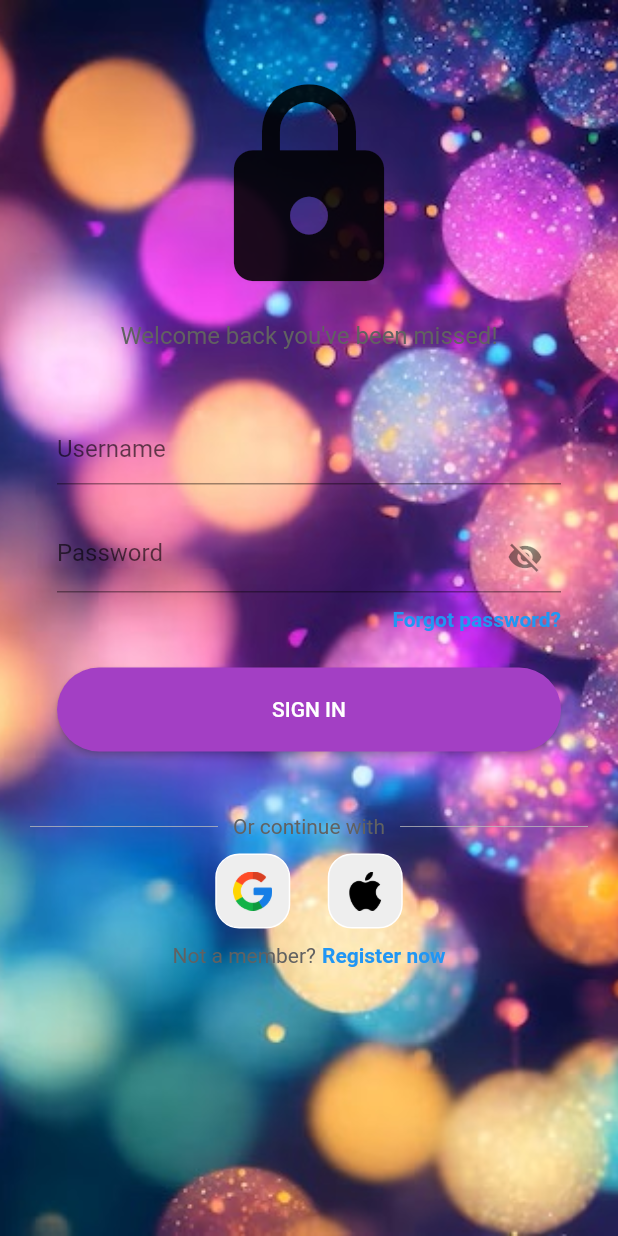
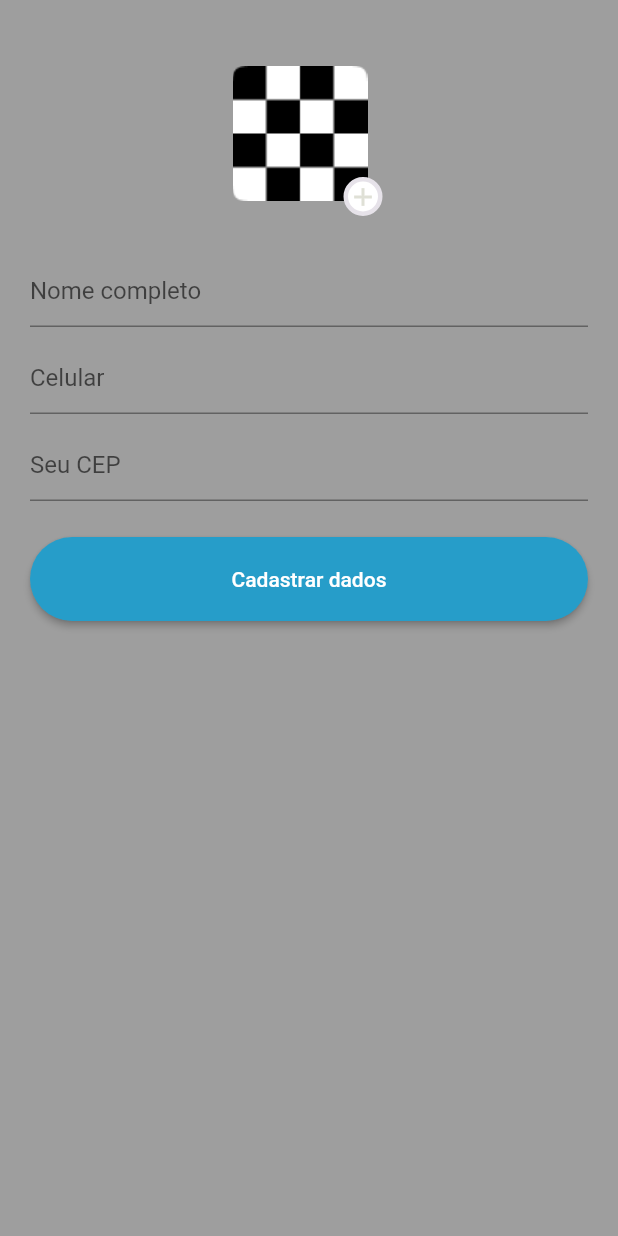
Before and after one commit to rodrigoaugusto99/git_flutter_festou, a Flutter app: the screen it shows after launch, on a phone screen of 412 x 824 dp. Run offline on Flutter 3.47's test engine with Material 2 defaults, Android fonts, the phone set to English and light mode, and no system bars; our stand-ins replace cloud_firestore, firebase_auth, firebase_core, flutter_riverpod, geocoding, google_maps_flutter and 3 more; missing offline and left inert: search_cep, validatorless; accounts and stored records are empty; generated files the repository leaves out were written again.

Commit message:
FESTOU-44: Desenvolver UI RegisterInfosPage
cadastro de informações do usuário com textformfields e avatar

```diff
--- a/lib/main.dart
+++ b/lib/main.dart
@@ -7,6 +7,7 @@ import 'package:git_flutter_festou/src/features/auth/auth_page.dart';
 import 'package:git_flutter_festou/src/features/bottomNavBar/bottomNavBarPage.dart';
 import 'package:git_flutter_festou/src/features/login/login_page.dart';
 import 'package:git_flutter_festou/src/features/register/space/space_register_page.dart';
+import 'package:git_flutter_festou/src/features/register/user%20infos/user_infos.dart';
 import 'package:git_flutter_festou/src/features/register/user/user_register_page.dart';
 import 'package:git_flutter_festou/src/features/splash/splash_page.dart';
 import 'package:git_flutter_festou/src/features/test/firebase_test.dart';
@@ -43,7 +44,7 @@ class MyApp extends StatelessWidget {
           ),
         ),
       ),
-      home: const SplashPage(),
+      home: const UserRegisterInfosPage(),
     );
   }
 }
--- a/lib/src/core/ui/constants.dart
+++ b/lib/src/core/ui/constants.dart
@@ -15,4 +15,5 @@ sealed class ImageConstants {
   static const blueBackground = 'lib/assets/images/blueparty2.jpeg';
   static const gliterBlackground = 'lib/assets/images/gliter.jpeg';
   static const ballsBackground = 'lib/assets/images/balls.jpeg';
+  static const avatar = 'lib/assets/images/avatar.png';
 }
--- a/lib/src/features/home/home_page.dart
+++ b/lib/src/features/home/home_page.dart
@@ -4,9 +4,6 @@ import 'package:flutter/material.dart';
 import 'package:flutter_riverpod/flutter_riverpod.dart';
 import 'package:git_flutter_festou/src/core/ui/constants.dart';
 import 'package:git_flutter_festou/src/features/home/home_vm.dart';
-import 'package:git_flutter_festou/src/features/home/widgets/space_card.dart';
-import 'package:git_flutter_festou/src/features/test/firebase_teste3.dart';
-import 'package:git_flutter_festou/src/models/space/space_model_test2.dart';
 
 class HomePage extends ConsumerStatefulWidget {
   const HomePage({super.key});
--- /dev/null
+++ b/lib/src/features/register/user infos/user_infos.dart
@@ -0,0 +1,103 @@
+import 'package:flutter/material.dart';
+import 'package:flutter_riverpod/flutter_riverpod.dart';
+import 'package:git_flutter_festou/src/core/ui/constants.dart';
+import 'package:git_flutter_festou/src/features/register/user%20infos/widgets/avatar_widget.dart';
+import 'package:validatorless/validatorless.dart';
+
+class UserRegisterInfosPage extends ConsumerStatefulWidget {
+  const UserRegisterInfosPage({super.key});
+
+  @override
+  ConsumerState<UserRegisterInfosPage> createState() =>
+      _UserRegisterInfosPageState();
+}
+
+class _UserRegisterInfosPageState extends ConsumerState<UserRegisterInfosPage> {
+  //text editing controllers
+
+  final fullNameEC = TextEditingController();
+  final phoneNumberEC = TextEditingController();
+  final userLocationEC = TextEditingController();
+
+  final formKey = GlobalKey<FormState>();
+
+  @override
+  void dispose() {
+    //Limpeza do controller
+    fullNameEC.dispose();
+    phoneNumberEC.dispose();
+    userLocationEC.dispose();
+    super.dispose();
+  }
+
+  @override
+  Widget build(BuildContext context) {
+    return Scaffold(
+      backgroundColor: Colors.grey,
+      body: Center(
+        child: Form(
+          key: formKey,
+          child: CustomScrollView(
+            slivers: [
+              SliverToBoxAdapter(
+                child: Padding(
+                  padding: const EdgeInsets.all(20.0),
+                  child: Column(
+                    children: [
+                      const SizedBox(height: 24),
+                      AvatarWidget(),
+                      const SizedBox(height: 24),
+                      TextFormField(
+                        validator: Validatorless.required('Campo obrigatório'),
+                        decoration: const InputDecoration(
+                          hintText: 'Nome completo',
+                        ),
+                        controller: fullNameEC,
+                      ),
+
+                      const SizedBox(height: 10),
+
+                      //password textfield
+                      TextFormField(
+                        validator: Validatorless.required('Campo obrigatório'),
+                        decoration: const InputDecoration(
+                          hintText: 'Celular',
+                        ),
+                        controller: phoneNumberEC,
+                      ),
+
+                      const SizedBox(height: 10),
+
+                      //confirm password textfield
+                      TextFormField(
+                        validator: Validatorless.required('CEP obrigatório'),
+                        decoration: const InputDecoration(
+                          hintText: 'Seu CEP',
+                        ),
+                        controller: userLocationEC,
+                      ),
+                      const SizedBox(height: 24),
+
+                      ElevatedButton(
+                        onPressed: () {},
+                        style: ElevatedButton.styleFrom(
+                          minimumSize: const Size.fromHeight(56),
+                          foregroundColor: Colors.white,
+                          backgroundColor: ColorsConstants.blue,
+                          shape: RoundedRectangleBorder(
+                            borderRadius: BorderRadius.circular(30),
+                          ),
+                        ),
+                        child: const Text('Cadastrar dados'),
+                      ),
+                    ],
+                  ),
+                ),
+              ),
+            ],
+          ),
+        ),
+      ),
+    );
+  }
+}
--- /dev/null
+++ b/lib/src/features/register/user infos/widgets/avatar_widget.dart
@@ -0,0 +1,50 @@
+import 'package:flutter/material.dart';
+import 'package:git_flutter_festou/src/core/ui/constants.dart';
+
+class AvatarWidget extends StatelessWidget {
+  bool hideUploadButton;
+  AvatarWidget({super.key, this.hideUploadButton = false});
+
+  @override
+  Widget build(BuildContext context) {
+    return SizedBox(
+      /*aumentamos a stack, entao o positioned
+      vai ultrapassar o container */
+      height: 102,
+      width: 102,
+      child: Stack(
+        children: [
+          Container(
+            width: 90,
+            height: 90,
+            decoration: const BoxDecoration(
+              image: DecorationImage(
+                image: AssetImage(ImageConstants.avatar),
+              ),
+            ),
+          ),
+          Positioned(
+            //se ficar negativo, fica pra fora, corta do stack
+            bottom: 2,
+            right: 2,
+            child: Offstage(
+              offstage: hideUploadButton,
+              child: Container(
+                decoration: BoxDecoration(
+                    shape: BoxShape.circle,
+                    color: Colors.white,
+                    border:
+                        Border.all(color: ColorsConstants.greyLight, width: 3)),
+                child: const Icon(
+                  Icons.add,
+                  size: 20,
+                  color: ColorsConstants.grey,
+                ),
+              ),
+            ),
+          ),
+        ],
+      ),
+    );
+  }
+}
--- a/lib/src/features/register/user/user_register_page.dart
+++ b/lib/src/features/register/user/user_register_page.dart
@@ -134,6 +134,7 @@ class _UserRegisterPageState extends ConsumerState<UserRegisterPage> {
                             controller: confirmPasswordEC,
                             obscureText: false,
                           ),
+
                           const SizedBox(height: 10),
 
                           ElevatedButton(
```
Also changed, not shown: lib/assets/images/avatar.png (added).
